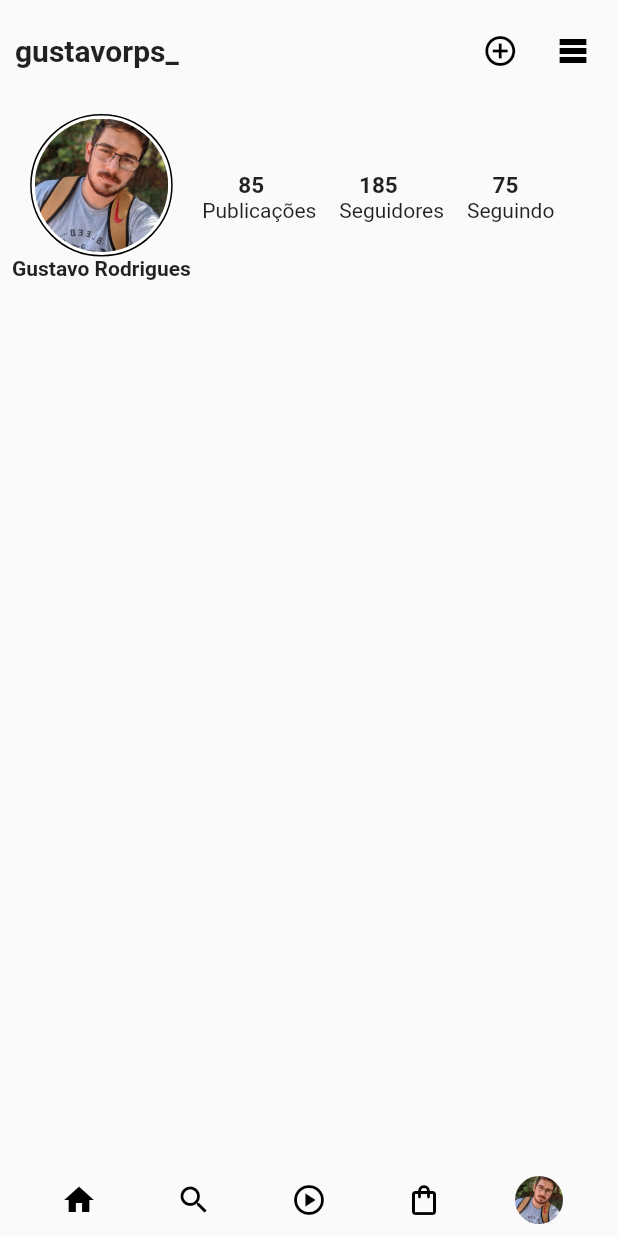
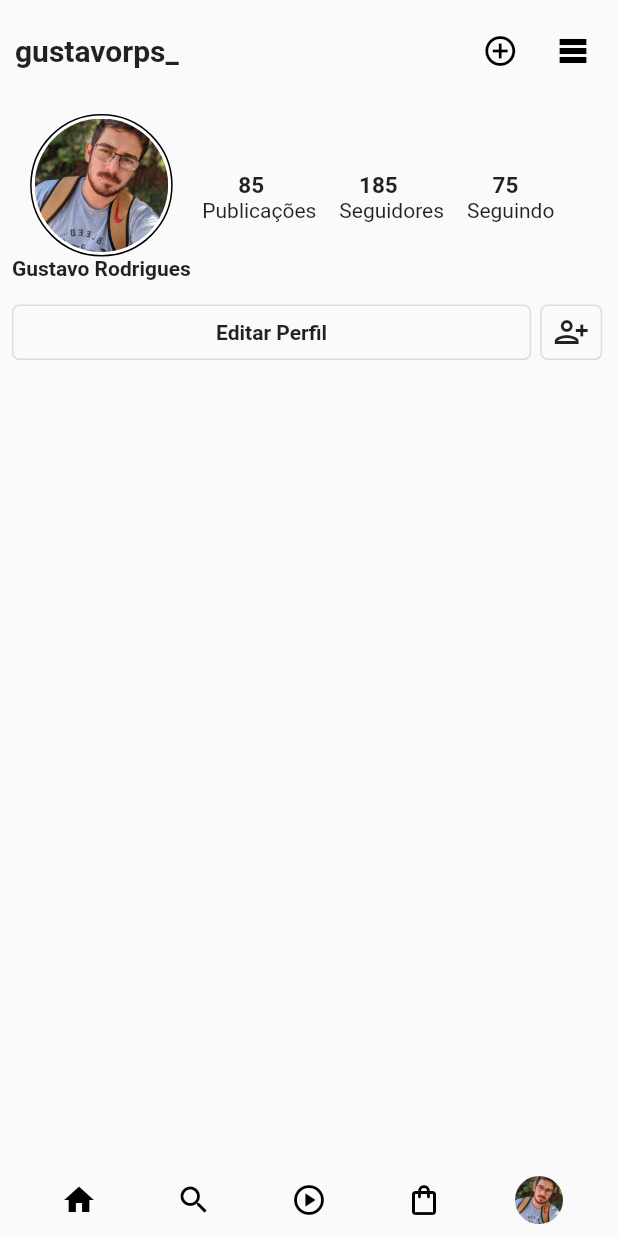
Before and after one commit to GustavoRodriguesDev/Perfil_instagram, a Flutter app: the screen it shows after launch, on a phone screen of 412 x 824 dp. Run offline on Flutter 3.47's test engine with Material 2 defaults, Android fonts, the phone set to English and light mode, and no system bars.

Commit message:
adicionado os botoes de editar perfil

```diff
--- a/lib/views/homePage.dart
+++ b/lib/views/homePage.dart
@@ -4,6 +4,7 @@ import 'package:flutter/material.dart';
 import 'package:projeto_instagram/widget/AppBar.dart';
 // import 'package:projeto_instagram/widget/AppBar.dart';
 import 'package:projeto_instagram/widget/BottonNavigator.dart';
+import 'package:projeto_instagram/widget/btn_edit_perfil.dart';
 import 'package:projeto_instagram/widget/dadoPerfil.dart';
 
 class homePage extends StatefulWidget {
@@ -22,6 +23,7 @@ class _homePageState extends State<homePage> {
           children: [
             AppbarTop(),
             DadosPerfil(),
+            BtnEditPerfil(),
           ],
         ),
       ),
--- /dev/null
+++ b/lib/widget/btn_edit_perfil.dart
@@ -0,0 +1,46 @@
+// ignore_for_file: prefer_const_constructors
+
+import 'package:flutter/material.dart';
+
+class BtnEditPerfil extends StatelessWidget {
+  const BtnEditPerfil({Key? key}) : super(key: key);
+
+  @override
+  Widget build(BuildContext context) {
+    return Padding(
+      padding: const EdgeInsets.all(8.0),
+      child: Row(
+        children: [
+          Container(
+            height: MediaQuery.of(context).size.height * 0.045,
+            width: MediaQuery.of(context).size.width * 0.84,
+            decoration: BoxDecoration(
+                border: Border.all(color: Colors.black12),
+                color: Colors.transparent,
+                borderRadius: BorderRadius.circular(5)),
+            child: Center(
+              child: Text(
+                'Editar Perfil',
+                style: TextStyle(fontWeight: FontWeight.bold),
+              ),
+            ),
+          ),
+          Container(
+            width: MediaQuery.of(context).size.width * 0.015,
+          ),
+          Container(
+            height: MediaQuery.of(context).size.height * 0.045,
+            width: MediaQuery.of(context).size.width * 0.10,
+            decoration: BoxDecoration(
+                border: Border.all(color: Colors.black12),
+                color: Colors.transparent,
+                borderRadius: BorderRadius.circular(5)),
+            child: Center(
+              child: Icon(Icons.person_add_alt),
+            ),
+          )
+        ],
+      ),
+    );
+  }
+}
```
Also changed, not shown: lib/widget/dadoPerfil.dart (+5 -4 lines).
